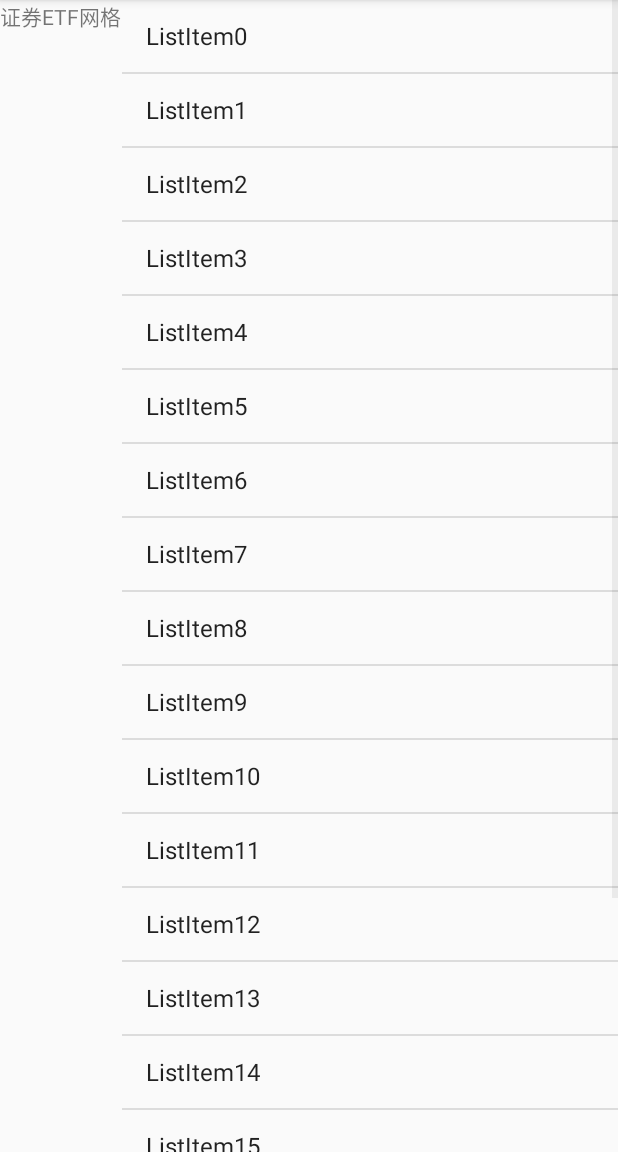
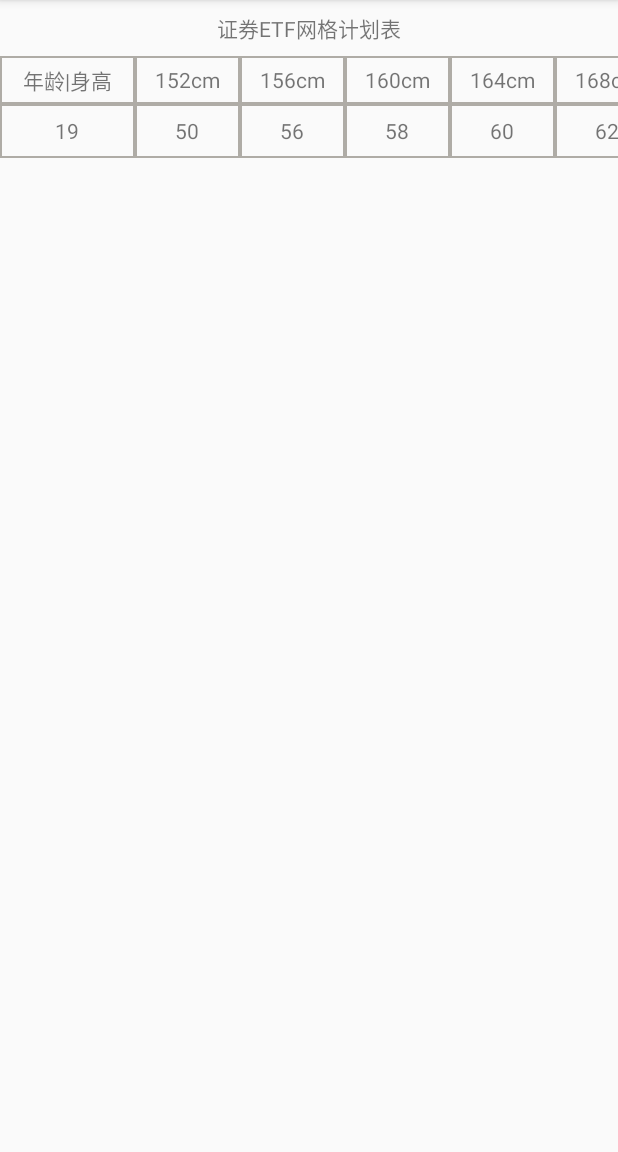
Before and after one commit to wang-feiping/Freedom_App, an Android app: the PlanActivity screen opened directly, with no data from a screen before it, on a phone screen of 412 x 824 dp, the part 84-1236 px from its top. Run offline under Robolectric (Android 15) with nearby library versions, the phone set to English and light mode, and no system bars; our stand-ins replace ButterKnife.

Commit message:
上下左右滑动的列表Ready

```diff
--- /dev/null
+++ b/android/app/src/main/java/com/wfp/freedom/ColumnAdapter.java
@@ -0,0 +1,71 @@
+package com.wfp.freedom;
+
+import android.content.Context;
+import android.view.LayoutInflater;
+import android.view.View;
+import android.view.ViewGroup;
+import android.widget.LinearLayout;
+import android.widget.TextView;
+
+import com.wfp.freedom.slide.SlideBaseAdapter;
+import com.wfp.freedom.slide.SlideColumnWrap;
+import com.wfp.freedom.slide.SlideData;
+
+import java.util.List;
+
+public class ColumnAdapter extends SlideBaseAdapter {
+
+	public ColumnAdapter(Context context) {
+		super(context);
+	}
+
+	public ColumnAdapter(Context context, SlideData data) {
+		super(context, data);
+	}
+
+	@Override
+	public int getItemViewHeight() {
+		return (int) mContext.getResources().getDimension(R.dimen.item_height);
+	}
+
+	@Override
+	public LinearLayout.LayoutParams getColumnWidth(int position, int columnIndex, int columnCount) {
+		if (columnIndex < mSlideColumnStart) {
+			return new LinearLayout.LayoutParams((int) mContext.getResources().getDimension(R.dimen.item_fixed_column_width),
+												 ViewGroup.LayoutParams.MATCH_PARENT);
+		} else {
+			return new LinearLayout.LayoutParams((int) mContext.getResources().getDimension(R.dimen.item_slide_column_width),
+												 ViewGroup.LayoutParams.MATCH_PARENT);
+
+		}
+	}
+
+
+	@Override
+	public View getFixedColumnView(int position, int columnIndex, int columnCount, LinearLayout fixedColumnLayout) {
+		return LayoutInflater.from(mContext).inflate(R.layout.item_draggable_fixed_column_cell, fixedColumnLayout, false);
+	}
+
+	@Override
+	public View getSlideColumnView(int position, int columnIndex, int columnCount, SlideColumnWrap slideColumnLayout) {
+		return LayoutInflater.from(mContext).inflate(R.layout.item_draggable_slide_column_cell, slideColumnLayout, false);
+	}
+
+	@Override
+	public void convertColumnViewData(int position,
+									  int columnIndex,
+									  View columnView,
+									  View rowView,
+									  String columnData,
+									  List<String> columnDataList) {
+		String columnText = columnDataList.get(columnIndex);
+		if (columnIndex < mSlideColumnStart) {
+			TextView textView = (TextView) columnView.findViewById(R.id.text_fixed_cell_item);
+			textView.setText(columnText);
+		} else {
+			TextView textView = (TextView) columnView.findViewById(R.id.text_slide_cell_item);
+			textView.setText(columnText);
+		}
+	}
+
+}
--- a/android/app/src/main/java/com/wfp/freedom/PlanActivity.java
+++ b/android/app/src/main/java/com/wfp/freedom/PlanActivity.java
@@ -3,8 +3,9 @@ package com.wfp.freedom;
 import androidx.appcompat.app.AppCompatActivity;
 
 import android.os.Bundle;
-import android.widget.ArrayAdapter;
-import android.widget.ListView;
+
+import com.wfp.freedom.slide.SlideData;
+import com.wfp.freedom.slide.SlideWrap;
 
 import java.util.ArrayList;
 import java.util.List;
@@ -15,8 +16,8 @@ import butterknife.ButterKnife;
 public class PlanActivity extends AppCompatActivity {
     public static final String TAG = "Freedom";
 
-    @BindView(R.id.planListView)
-    ListView planListView;
+    @BindView(R.id.draggable_list_view)
+    public SlideWrap mDraggableView;
 
     @Override
     protected void onCreate(Bundle savedInstanceState) {
@@ -24,15 +25,46 @@ public class PlanActivity extends AppCompatActivity {
         setContentView(R.layout.activity_plan);
         ButterKnife.bind(this);
 
-        final List<String> adapterData = new ArrayList<String>();
-        //存放要显示的数据
-        for (int i = 0; i < 20; i++) {
-            adapterData.add("ListItem" + i);
-        }
-        //创建ArrayAdapter对象adapter并设置适配器
-        ArrayAdapter<String> adapter = new ArrayAdapter<String>(this,
-                android.R.layout.simple_list_item_1, adapterData);
-        //将LsitView绑定到ArrayAdapter上
-        planListView.setAdapter(adapter);
+        initData();
+    }
+
+    private void initData() {
+        mDraggableView.setAdapter(new ColumnAdapter(this, obtainDraggableData()));
+    }
+
+    private SlideData obtainDraggableData() {
+        SlideData data = new SlideData();
+        List<String> title = new ArrayList<>();
+        title.add("年龄|身高");
+        title.add("152cm");
+        title.add("156cm");
+        title.add("160cm");
+        title.add("164cm");
+        title.add("168cm");
+        title.add("172cm");
+        title.add("176cm");
+        title.add("180cm");
+        title.add("184cm");
+        title.add("188cm");
+
+        List<String> column1 = new ArrayList<>();
+        column1.add("19");
+        column1.add("50");
+        column1.add("56");
+        column1.add("58");
+        column1.add("60");
+        column1.add("62");
+        column1.add("64");
+        column1.add("66");
+        column1.add("68");
+        column1.add("70");
+        column1.add("72");
+
+        List<List<String>> content = new ArrayList<>();
+        content.add(column1);
+
+        data.setTitle(title);
+        data.setContent(content);
+        return data;
     }
 }
--- a/android/app/src/main/res/layout/activity_plan.xml
+++ b/android/app/src/main/res/layout/activity_plan.xml
@@ -4,16 +4,23 @@
     xmlns:tools="http://schemas.android.com/tools"
     android:layout_width="match_parent"
     android:layout_height="match_parent"
+    android:orientation="vertical"
+    xmlns:app="http://schemas.android.com/apk/res-auto"
     tools:context=".PlanActivity">
+
     <TextView
-        android:text="证券ETF网格"
-        android:layout_width="wrap_content"
-        android:layout_height="wrap_content">
-    </TextView>
+        android:layout_width="match_parent"
+        android:layout_height="wrap_content"
+        android:layout_marginTop="8dp"
+        android:layout_marginBottom="8dp"
+        android:gravity="center"
+        android:text="证券ETF网格计划表"/>
 
-    <ListView
-        android:id="@+id/planListView"
+    <com.wfp.freedom.slide.SlideWrap
+        android:id="@+id/draggable_list_view"
         android:layout_width="match_parent"
-        android:layout_height="wrap_content">
-    </ListView>
+        android:layout_height="match_parent"
+        app:column_draggable_start="1" />
+
+
 </LinearLayout>
--- a/android/app/src/main/res/layout/item_column_draggable_wrap.xml
+++ b/android/app/src/main/res/layout/item_column_draggable_wrap.xml
@@ -16,7 +16,7 @@
             android:layout_height="match_parent"
             android:orientation="horizontal" />
 
-        <com.tuacy.library.SlideColumnWrap
+        <com.wfp.freedom.slide.SlideColumnWrap
             android:id="@id/column_draggable_item_drag_id"
             android:layout_width="0dp"
             android:layout_height="match_parent"
--- /dev/null
+++ b/android/app/src/main/res/layout/item_draggable_fixed_column_cell.xml
@@ -0,0 +1,9 @@
+<?xml version="1.0" encoding="utf-8"?>
+<TextView xmlns:android="http://schemas.android.com/apk/res/android"
+    android:id="@+id/text_fixed_cell_item"
+    android:layout_width="match_parent"
+    android:layout_height="match_parent"
+    android:gravity="center"
+    android:background="@drawable/shader_title_column">
+
+</TextView>
--- /dev/null
+++ b/android/app/src/main/res/layout/item_draggable_slide_column_cell.xml
@@ -0,0 +1,9 @@
+<?xml version="1.0" encoding="utf-8"?>
+<TextView xmlns:android="http://schemas.android.com/apk/res/android"
+    android:id="@+id/text_slide_cell_item"
+    android:layout_width="match_parent"
+    android:layout_height="match_parent"
+    android:gravity="center"
+    android:background="@drawable/shader_title_column">
+
+</TextView>
--- /dev/null
+++ b/android/app/src/main/res/layout/item_score_content_column_cell.xml
@@ -0,0 +1,10 @@
+<?xml version="1.0" encoding="utf-8"?>
+<TextView xmlns:android="http://schemas.android.com/apk/res/android"
+    android:id="@+id/text_score_content_cell_item"
+    android:layout_width="0dp"
+    android:layout_height="match_parent"
+    android:layout_weight="1"
+    android:gravity="center"
+    android:background="@drawable/shader_title_column">
+
+</TextView>
--- /dev/null
+++ b/android/app/src/main/res/layout/item_stare_fixed_column_cell.xml
@@ -0,0 +1,10 @@
+<?xml version="1.0" encoding="utf-8"?>
+<TextView xmlns:android="http://schemas.android.com/apk/res/android"
+    android:id="@+id/text_fixed_cell_item"
+    android:layout_width="match_parent"
+    android:layout_height="match_parent"
+    android:gravity="center"
+    android:textSize="14sp"
+    android:textColor="#f7f7f7">
+
+</TextView>
--- /dev/null
+++ b/android/app/src/main/res/layout/item_stare_slide_column_cell.xml
@@ -0,0 +1,10 @@
+<?xml version="1.0" encoding="utf-8"?>
+<TextView xmlns:android="http://schemas.android.com/apk/res/android"
+    android:id="@+id/text_slide_cell_item"
+    android:layout_width="match_parent"
+    android:layout_height="match_parent"
+    android:gravity="center"
+    android:textSize="14sp"
+    android:textColor="#f7f7f7">
+
+</TextView>
--- a/android/app/src/main/res/layout/layout_draggable_wrap.xml
+++ b/android/app/src/main/res/layout/layout_draggable_wrap.xml
@@ -5,13 +5,13 @@
     android:orientation="vertical">
 
     <!-- 标题栏 -->
-    <com.tuacy.library.SlideHeaderLayout
+    <com.wfp.freedom.slide.SlideHeaderLayout
         android:id="@id/column_draggable_header_id"
         android:layout_width="wrap_content"
         android:layout_height="wrap_content"/>
 
     <!-- 列表内容 -->
-    <com.tuacy.library.SlideListView
+    <com.wfp.freedom.slide.SlideListView
         android:id="@id/column_draggable_list_id"
         android:layout_width="wrap_content"
         android:layout_height="match_parent"/>
--- /dev/null
+++ b/android/app/src/main/res/values/dimens.xml
@@ -0,0 +1,12 @@
+<?xml version="1.0" encoding="utf-8"?>
+<resources>
+    <dimen name="item_height">36dp</dimen>
+    <dimen name="item_fixed_column_width">90dp</dimen>
+    <dimen name="item_slide_column_width">70dp</dimen>
+    <dimen name="item_slide_column_refresh_width">100dp</dimen>
+
+    <dimen name="board_item_title_height">42dp</dimen>
+    <dimen name="board_item_normal_height">80dp</dimen>
+    <dimen name="board_item_fixed_column_width">130dp</dimen>
+    <dimen name="board_item_slide_column_width">100dp</dimen>
+</resources>
```
